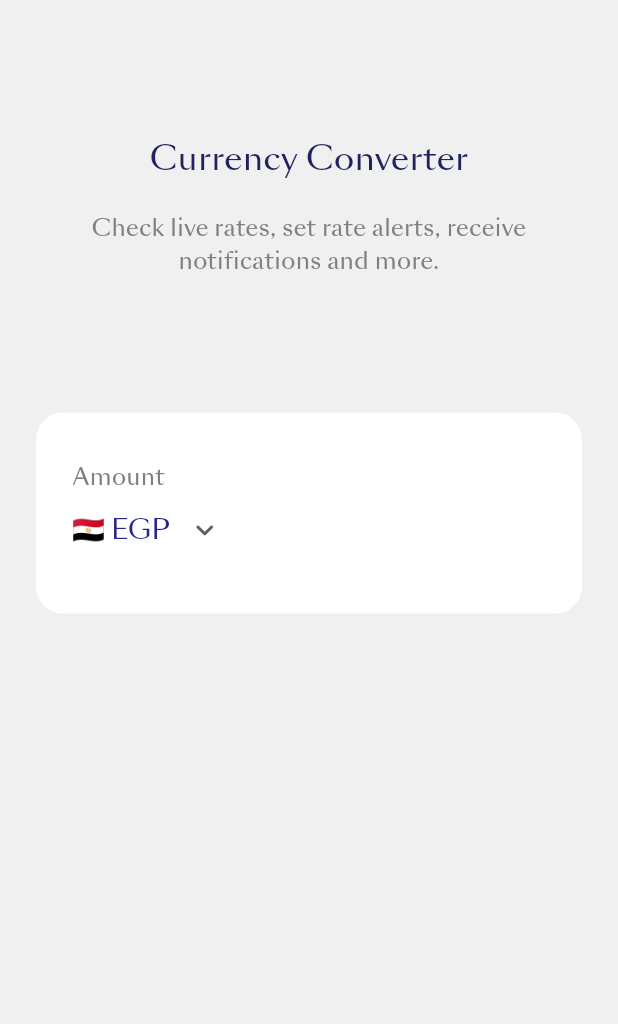
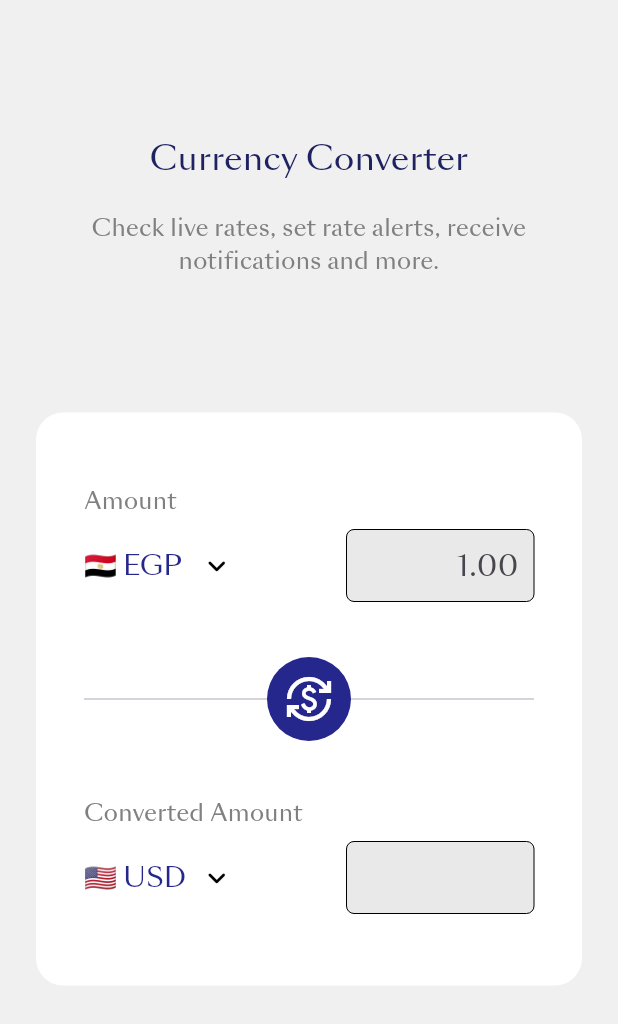
Before and after one commit to Elkady468/Exchange_Currency, a Flutter app: the screen it shows after launch, on a phone screen of 412 x 824 dp. Shown: the top 1024 px of the screen. Run offline on Flutter 3.47's test engine with Material 3 defaults, Android fonts, the phone set to English and light mode, and no system bars; our stand-ins replace bloc, dartz, dio, equatable, flutter_bloc, get_it.

Commit message:
finish exchange container

```diff
--- a/lib/feature/home/views/widgets/custom_drop_down.dart
+++ b/lib/feature/home/views/widgets/custom_drop_down.dart
@@ -2,8 +2,8 @@ import 'package:exchange/core/utils/app_styles.dart';
 import 'package:flutter/material.dart';
 
 class CustomDropDown extends StatefulWidget {
-  const CustomDropDown({super.key});
-
+  const CustomDropDown({super.key, required this.dropdownValue});
+  final String dropdownValue;
   @override
   State<CustomDropDown> createState() => _CustomDropDownState();
 }
@@ -174,19 +174,17 @@ class _CustomDropDownState extends State<CustomDropDown> {
     DropdownMenuItem(value: "🇿🇼 ZWL", child: Text("🇿🇼 ZWL")),
   ];
 
-  String dropdownValue = "🇪🇬 EGP";
-
   @override
   Widget build(BuildContext context) {
     return DropdownButton<String>(
       dropdownColor: Colors.white,
       style: Styles.Mediume16(context),
-      icon: Icon(Icons.keyboard_arrow_down_rounded),
-      value: dropdownValue,
+      icon: Icon(Icons.keyboard_arrow_down_rounded, color: Colors.black),
+      value: widget.dropdownValue,
       underline: Container(),
       onChanged: (String? newValue) {
         setState(() {
-          dropdownValue = newValue!;
+          widget.dropdownValue != newValue!;
         });
       },
       items: currencyItems,
--- /dev/null
+++ b/lib/feature/home/views/widgets/custom_text_field.dart
@@ -0,0 +1,39 @@
+import 'package:exchange/core/utils/app_styles.dart';
+import 'package:flutter/material.dart';
+import 'package:flutter/services.dart';
+
+class CustomTextField extends StatelessWidget {
+  const CustomTextField({super.key, required this.hintText, this.onChanged});
+  final String hintText;
+  final void Function(String)? onChanged;
+  @override
+  Widget build(BuildContext context) {
+    return TextField(
+      textAlign: TextAlign.end,
+      onChanged: onChanged,
+      keyboardType: TextInputType.numberWithOptions(decimal: true),
+      inputFormatters: [
+        FilteringTextInputFormatter.allow(RegExp(r'^\d*\.?\d*$')),
+      ],
+      style: Styles.Mediume18(context),
+      decoration: InputDecoration(
+        contentPadding: EdgeInsets.only(right: 6),
+        hintText: hintText,
+        filled: true,
+        fillColor: Color(0xffE9E9E9),
+        border: OutlineInputBorder(
+          borderRadius: BorderRadius.circular(5),
+          borderSide: BorderSide(width: 0),
+        ),
+        focusedBorder: OutlineInputBorder(
+          borderRadius: BorderRadius.circular(5),
+          borderSide: BorderSide(width: 0),
+        ),
+        enabledBorder: OutlineInputBorder(
+          borderRadius: BorderRadius.circular(5),
+          borderSide: BorderSide(width: 0),
+        ),
+      ),
+    );
+  }
+}
--- /dev/null
+++ b/lib/feature/home/views/widgets/excgange_icon.dart
@@ -0,0 +1,21 @@
+import 'package:flutter/material.dart';
+
+class ExcgangeIcon extends StatelessWidget {
+  const ExcgangeIcon({super.key});
+
+  @override
+  Widget build(BuildContext context) {
+    return Container(
+      padding: EdgeInsets.all(12),
+      decoration: BoxDecoration(
+        borderRadius: BorderRadius.circular(90),
+        color: Color(0xff26278D),
+      ),
+      child: Icon(
+        Icons.currency_exchange_outlined,
+        color: Colors.white,
+        size: 32,
+      ),
+    );
+  }
+}
--- a/lib/feature/home/views/widgets/exchange_container.dart
+++ b/lib/feature/home/views/widgets/exchange_container.dart
@@ -1,3 +1,4 @@
+import 'package:exchange/feature/home/views/widgets/excgange_icon.dart';
 import 'package:exchange/feature/home/views/widgets/exchange_item.dart';
 import 'package:flutter/material.dart';
 
@@ -7,13 +8,30 @@ class ExchangeContainer extends StatelessWidget {
   @override
   Widget build(BuildContext context) {
     return Container(
-      padding: EdgeInsets.symmetric(vertical: 32, horizontal: 24),
+      padding: EdgeInsets.symmetric(vertical: 48, horizontal: 32),
       width: double.infinity,
       decoration: BoxDecoration(
         borderRadius: BorderRadius.circular(18),
         color: Colors.white,
       ),
-      child: ExchangeItem(headerText: "Amount"),
+      child: Column(
+        children: [
+          ExchangeItem(
+            headerText: "Amount",
+            hintText: "1.00",
+            dropdownValue: "🇪🇬 EGP",
+          ),
+          Stack(
+            alignment: Alignment.center,
+            children: [Divider(height: 130), ExcgangeIcon()],
+          ),
+          ExchangeItem(
+            headerText: "Converted Amount",
+            hintText: "",
+            dropdownValue: "🇺🇸 USD",
+          ),
+        ],
+      ),
     );
   }
 }
--- a/lib/feature/home/views/widgets/exchange_item.dart
+++ b/lib/feature/home/views/widgets/exchange_item.dart
@@ -1,18 +1,32 @@
 import 'package:exchange/core/utils/app_styles.dart';
 import 'package:exchange/feature/home/views/widgets/custom_drop_down.dart';
+import 'package:exchange/feature/home/views/widgets/custom_text_field.dart';
 import 'package:flutter/material.dart';
 
 class ExchangeItem extends StatelessWidget {
-  const ExchangeItem({super.key, required this.headerText});
+  const ExchangeItem({
+    super.key,
+    required this.headerText,
+    required this.hintText,
+    required this.dropdownValue,
+  });
   final String headerText;
-
+  final String hintText;
+  final String dropdownValue;
   @override
   Widget build(BuildContext context) {
     return Column(
       crossAxisAlignment: CrossAxisAlignment.start,
       children: [
         Text(headerText, style: Styles.Reguler14(context)),
-        Row(children: [CustomDropDown()]),
+        SizedBox(height: 8),
+        Row(
+          children: [
+            CustomDropDown(dropdownValue: dropdownValue),
+            Spacer(),
+            SizedBox(width: 125, child: CustomTextField(hintText: hintText)),
+          ],
+        ),
       ],
     );
   }
--- a/lib/feature/home/views/widgets/home_view_body.dart
+++ b/lib/feature/home/views/widgets/home_view_body.dart
@@ -9,6 +9,7 @@ class HomeViewBody extends StatelessWidget {
   Widget build(BuildContext context) {
     return Padding(
       padding: const EdgeInsets.symmetric(horizontal: 24.0),
+      child: SingleChildScrollView(
         child: Column(
           children: [
             SizedBox(height: 90),
@@ -17,6 +18,7 @@ class HomeViewBody extends StatelessWidget {
             ExchangeContainer(),
           ],
         ),
+      ),
     );
   }
 }
```
Lines whose indentation alone changed are shown as unchanged.
